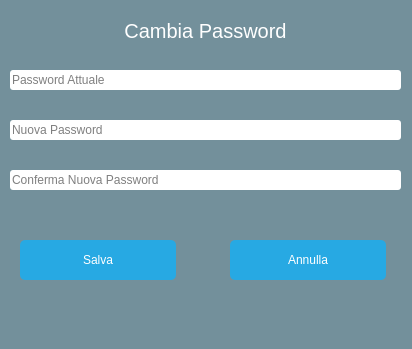
Above: Client/EditorGUI/EditorGUI/Modify Password/ModifyPassword.ui from iliodipietro/Programmazione-Di-Sistema-Collaborative-Editor before the change. Below: the same form after it.
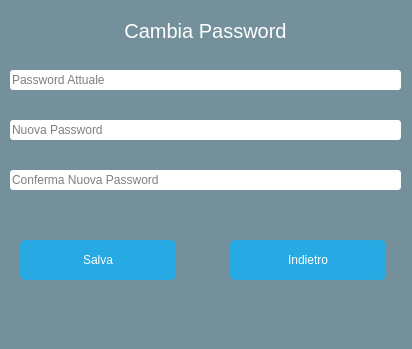
That is the form after the change.

Commit message: risoluzione bug dialog

Diff of the .ui file:
```diff
--- a/Client/EditorGUI/EditorGUI/Modify Password/ModifyPassword.ui
+++ b/Client/EditorGUI/EditorGUI/Modify Password/ModifyPassword.ui
@@ -38,7 +38,7 @@
 QPushButton:hover { background-color: #0080FF; }</string>
    </property>
    <property name="text">
-    <string>Annulla</string>
+    <string>Indietro</string>
    </property>
   </widget>
   <widget class="QPushButton" name="okButton">
```
The commit also changes 2 other files.
